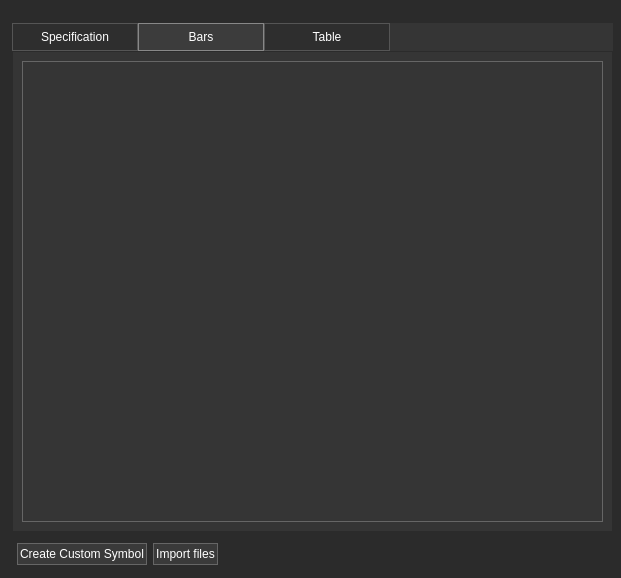
First picture: the form in Widgets/HistoricalWindow/historicalwindow.ui, repository ArtemIyX/TradeForge, before the edit.
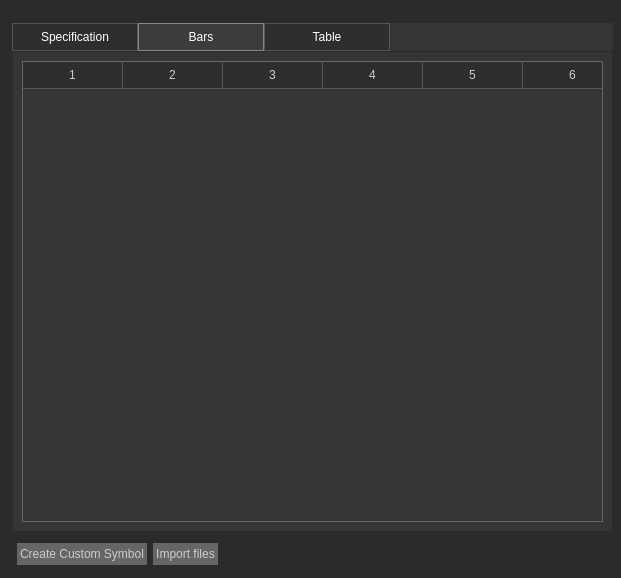
Second picture: the form after the edit. The open tabs and pages were chosen to show the change. Icons and pictures are not drawn.

```diff
--- a/Widgets/HistoricalWindow/historicalwindow.ui
+++ b/Widgets/HistoricalWindow/historicalwindow.ui
@@ -118,6 +118,9 @@
         </property>
         <item>
          <widget class="QTabWidget" name="tabWidget">
+          <property name="enabled">
+           <bool>true</bool>
+          </property>
           <property name="styleSheet">
            <string notr="true">QTabWidget::pane {
         border: 1px solid rgb(43, 43, 43);
@@ -357,11 +360,14 @@
     color: white;                    
 }</string>
               </property>
+              <property name="horizontalScrollBarPolicy">
+               <enum>Qt::ScrollBarPolicy::ScrollBarAlwaysOff</enum>
+              </property>
               <property name="rowCount">
                <number>0</number>
               </property>
               <property name="columnCount">
-               <number>0</number>
+               <number>6</number>
               </property>
               <attribute name="horizontalHeaderStretchLastSection">
                <bool>false</bool>
@@ -369,6 +375,12 @@
               <attribute name="verticalHeaderVisible">
                <bool>false</bool>
               </attribute>
+              <column/>
+              <column/>
+              <column/>
+              <column/>
+              <column/>
+              <column/>
              </widget>
             </item>
            </layout>
@@ -399,6 +411,9 @@
        </property>
        <item>
         <widget class="QPushButton" name="createSymbolButton">
+         <property name="enabled">
+          <bool>false</bool>
+         </property>
          <property name="styleSheet">
           <string notr="true">QPushButton{
 	color: #fff;
@@ -430,6 +445,9 @@
        </item>
        <item>
         <widget class="QPushButton" name="importFilesButton">
+         <property name="enabled">
+          <bool>false</bool>
+         </property>
          <property name="styleSheet">
           <string notr="true">QPushButton{
 	color: #fff;
```
Left out of the diff: 15 changed lines with no effect on the pictures.
